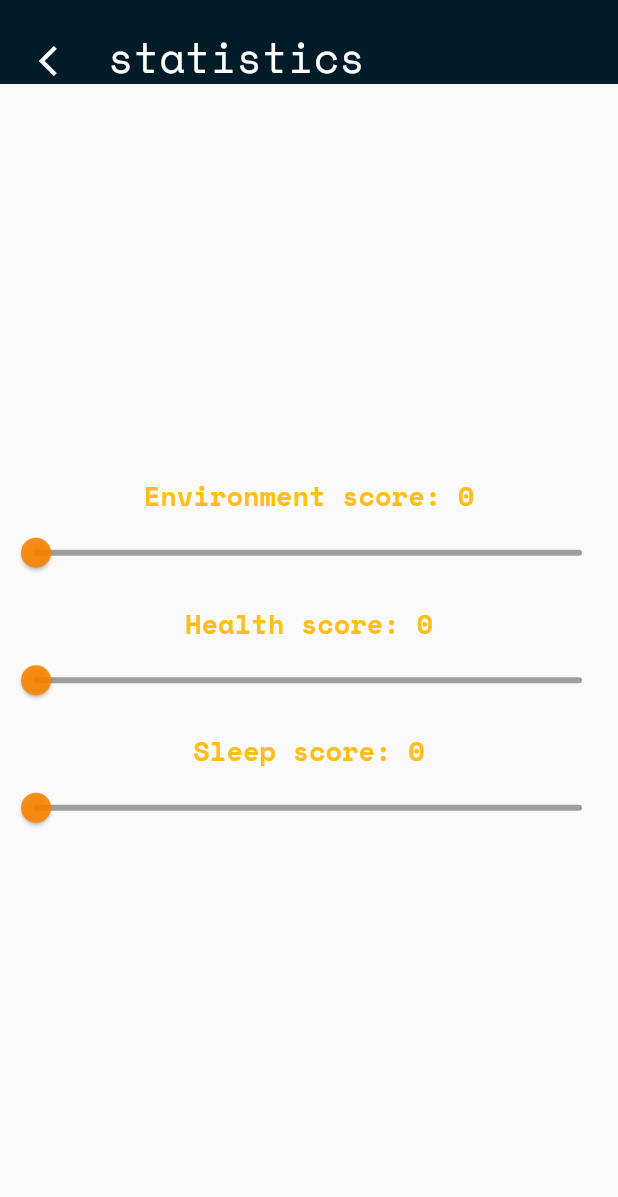
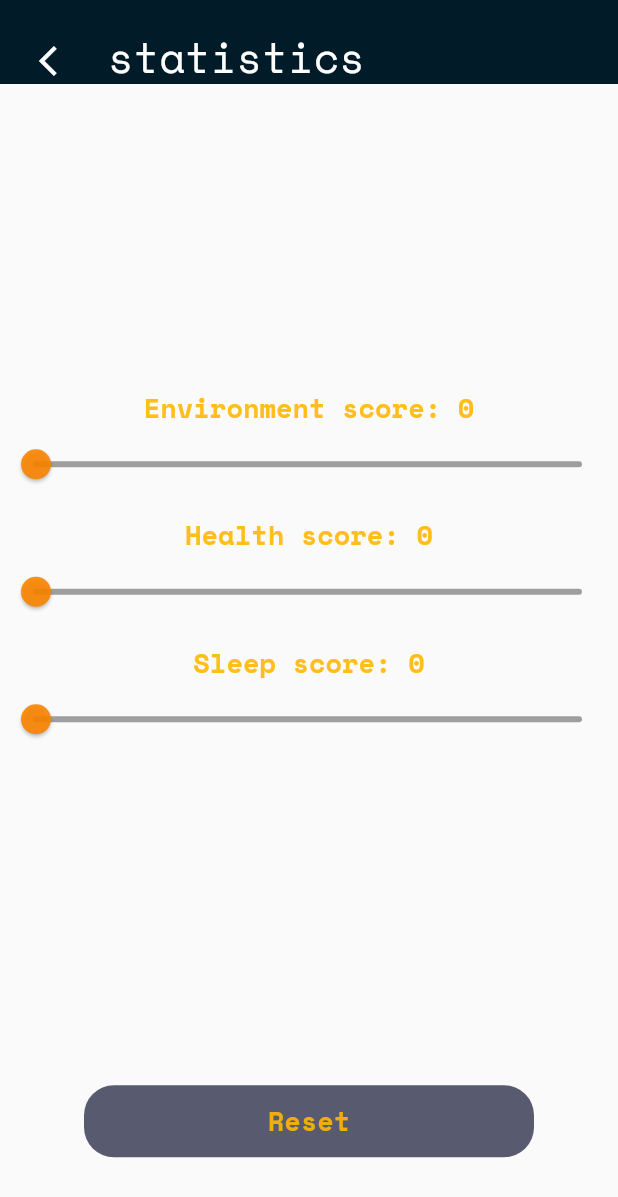
Before and after one commit to ahmedmahmud/terragotchi, a Flutter app: the MyHomePage screen opened directly, item 2 of the bottom bar chosen, on a phone screen of 412 x 824 dp. Shown: the top 1197 px of the screen. Run offline on Flutter 3.47's test engine with Material 2 defaults, Android fonts, the phone set to English and light mode, and no system bars; our stand-ins replace shared_preferences; missing offline and left inert: flutter_web_browser; accounts and stored records are empty; network calls fail.

Commit message:
add reset button

```diff
--- a/lib/StatisticsPage.dart
+++ b/lib/StatisticsPage.dart
@@ -1,25 +1,47 @@
 import 'package:flutter/material.dart';
+import 'package:flutter/services.dart';
+import 'package:terragotchi/sharedPrefs.dart';
 import 'EnvironmentPage.dart';
 import 'colors.dart';
 import 'home.dart';
 
 class StatisticsWidget extends StatelessWidget {
   UserData data;
+  Color boxColor = const Color.fromARGB(255, 88, 91, 112);
+  TextStyle questionStyle = TextStyle(
+      fontFamily: 'Space Mono',
+      fontSize: 18,
+      fontWeight: FontWeight.bold,
+      color: AppColors.secondaryFontColor);
 
   StatisticsWidget({super.key, required this.data});
 
-  int getEnvValue() {return data.planetScore.round();}
-  int getHealthValue() {return data.healthScore.round();}
-  int getSleepValue() {return data.sleepScore.round();}
+  int getEnvValue() {
+    return data.planetScore.round();
+  }
 
-  TextStyle style = TextStyle(fontFamily: 'Space Mono',
-                              fontSize: 18,
-                              fontWeight: FontWeight.bold,
-                              color: AppColors.secondaryFontColor);
+  int getHealthValue() {
+    return data.healthScore.round();
+  }
+
+  int getSleepValue() {
+    return data.sleepScore.round();
+  }
+
+  TextStyle style = TextStyle(
+      fontFamily: 'Space Mono',
+      fontSize: 18,
+      fontWeight: FontWeight.bold,
+      color: AppColors.secondaryFontColor);
+
+  Future<void> pressButton() async {
+    await (await getData()).clear();
+    SystemChannels.platform.invokeMethod('SystemNavigator.pop');
+  }
 
   @override
   Widget build(BuildContext context) {
-     return Scaffold(
+    return Scaffold(
       appBar: AppBar(
         leading: IconButton(
           onPressed: () {
@@ -40,11 +62,13 @@ class StatisticsWidget extends StatelessWidget {
         bottomOpacity: 0.0,
         elevation: 0.0,
       ),
-
       body: Center(
         child: Column(
           mainAxisAlignment: MainAxisAlignment.center,
           children: <Widget>[
+            const SizedBox(
+              height: 150,
+            ),
             Text(
               'Environment score: ${getEnvValue()}',
               style: style,
@@ -63,8 +87,9 @@ class StatisticsWidget extends StatelessWidget {
                 onChanged: null,
               ),
             ),
-            SizedBox(height: 10,),
-
+            SizedBox(
+              height: 10,
+            ),
             Text(
               'Health score: ${getHealthValue()}',
               style: style,
@@ -83,8 +108,9 @@ class StatisticsWidget extends StatelessWidget {
                 onChanged: null,
               ),
             ),
-            SizedBox(height: 10,),
-
+            const SizedBox(
+              height: 10,
+            ),
             Text(
               'Sleep score: ${getSleepValue()}',
               style: style,
@@ -103,6 +129,26 @@ class StatisticsWidget extends StatelessWidget {
                 onChanged: null,
               ),
             ),
+            const SizedBox(
+              height: 220,
+            ),
+            Container(
+              width: 300.0,
+              decoration: BoxDecoration(
+                color: boxColor,
+                borderRadius: const BorderRadius.all(Radius.circular(20)),
+              ),
+              child: TextButton(
+                style: TextButton.styleFrom(
+                    foregroundColor: AppColors.primaryFontColor,
+                    textStyle: style),
+                onPressed: () {
+                  pressButton();
+                },
+                child: Text('Reset',
+                    style: questionStyle, textAlign: TextAlign.center),
+              ),
+            ),
           ],
         ),
       ),
--- a/lib/sharedPrefs.dart
+++ b/lib/sharedPrefs.dart
@@ -57,7 +57,6 @@ class SetupState extends State<Setup> {
 }
 
 void doSetup(BuildContext context) async {
-  await (await getData()).clear();
   if ((await getData()).getString('ref_id') == null) {
     final res = await http.get(Uri.parse(
         'https://5958-2a0c-5bc0-40-2e34-fbce-a082-7d2-f71b.eu.ngrok.io/generate_url'));
```
